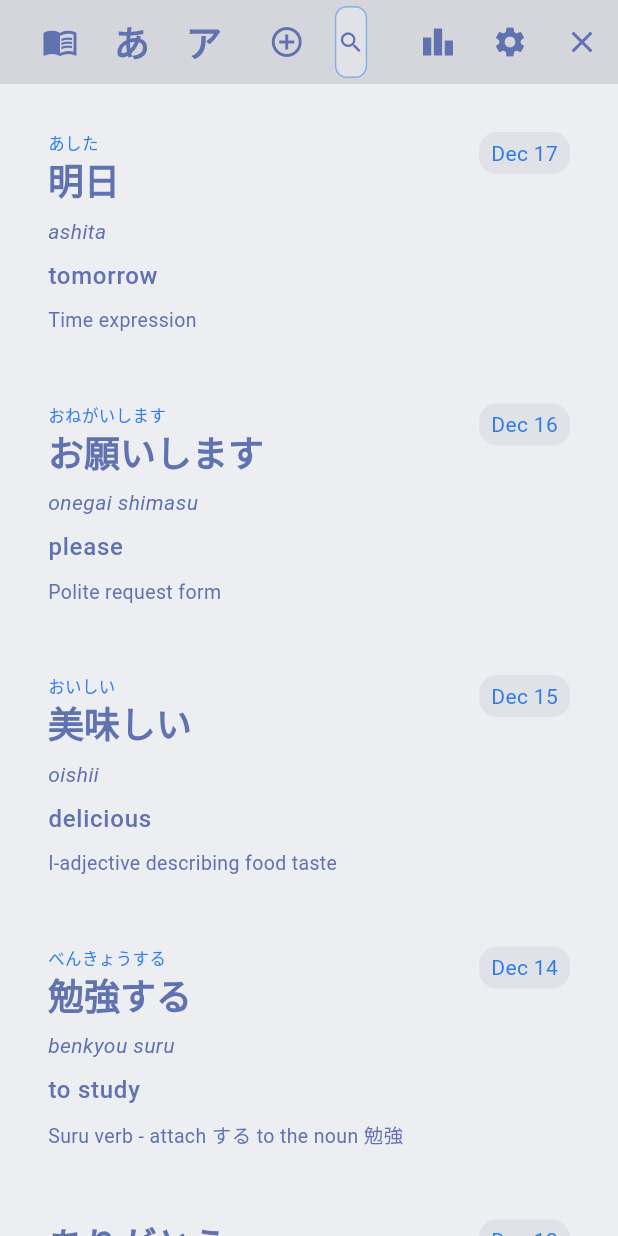
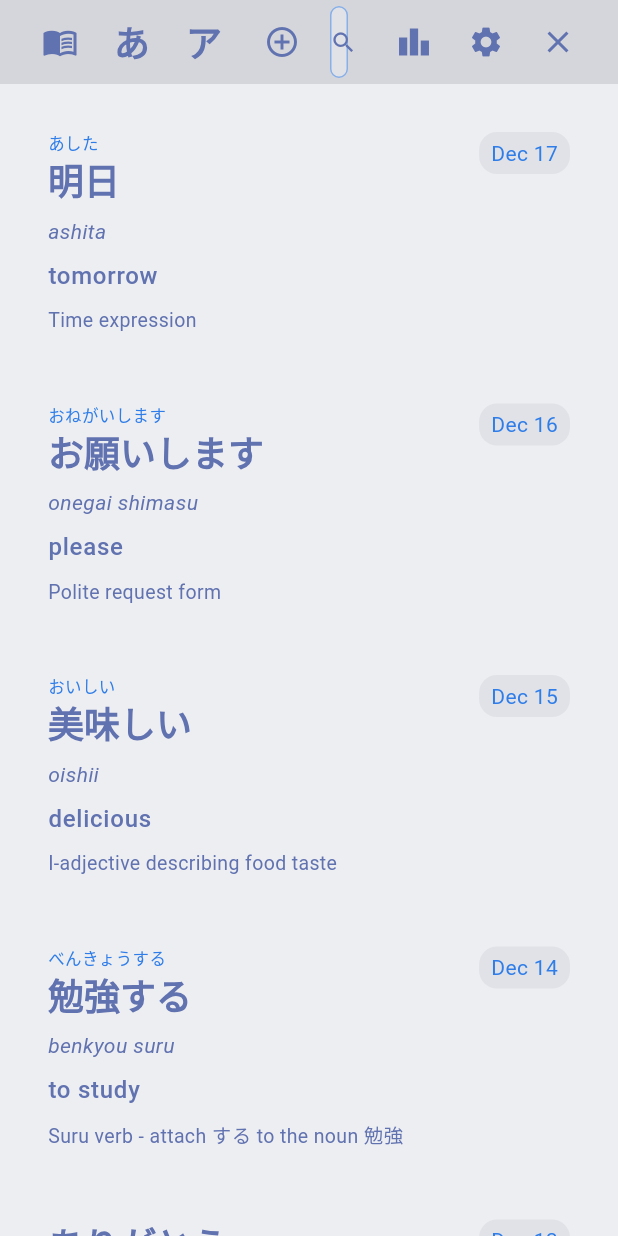
Before and after one commit to spalter/jpn-learning-diary, a Flutter app: the screen it shows after launch, after a tap on the "menu book" icon, on a phone screen of 412 x 824 dp. Run offline on Flutter 3.47's test engine with Material 3 defaults, Android fonts, the phone set to English and light mode, and no system bars; our stand-ins replace sqflite; missing offline and left inert: flutter_acrylic, window_manager; accounts and stored records are empty.

Commit message:
Minor layout updates

```diff
--- a/lib/widgets/app_navigation_bar.dart
+++ b/lib/widgets/app_navigation_bar.dart
@@ -254,6 +254,7 @@ class AppNavigationBarState extends State<AppNavigationBar> {
             tooltip: 'Exit',
           ),
         ),
+        const SizedBox(width: 16),
       ],
     );
   }
```
